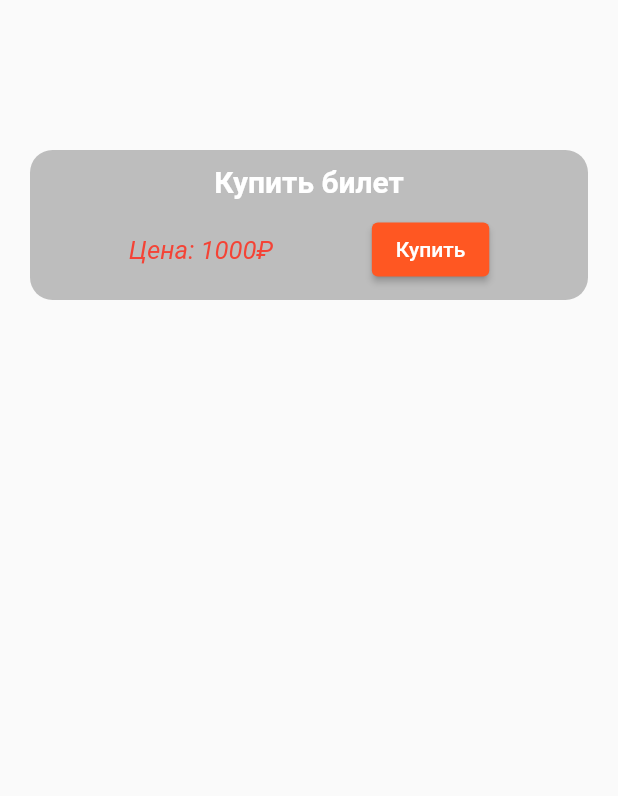
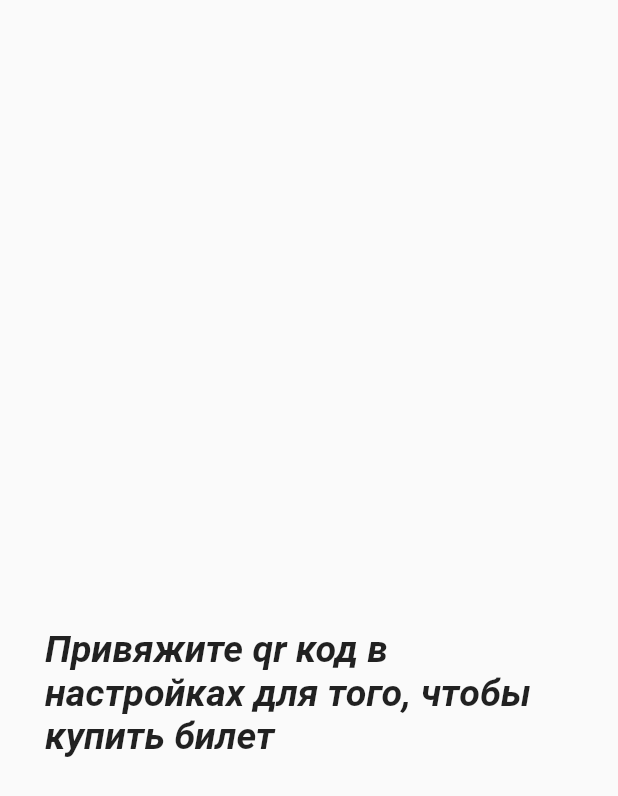
Before and after one commit to vilorg/MuseumHakathon, a Flutter app: the Ticket screen opened directly, on a phone screen of 412 x 824 dp. Shown: the top 796 px of the screen. Run offline on Flutter 3.47's test engine with Material 2 defaults, Android fonts, the phone set to English and light mode, and no system bars; our stand-ins replace intl_phone_field, qr_flutter, shared_preferences; missing offline and left inert: qr_code_scanner; accounts and stored records are empty.

Commit message:
Добавил небольшие правки

```diff
--- a/museum_app/lib/ticket.dart
+++ b/museum_app/lib/ticket.dart
@@ -1,5 +1,6 @@
 import 'package:flutter/cupertino.dart';
 import 'package:flutter/material.dart';
+import 'package:shared_preferences/shared_preferences.dart';
 
 class Ticket extends StatefulWidget {
   const Ticket({Key? key}) : super(key: key);
@@ -9,18 +10,53 @@ class Ticket extends StatefulWidget {
 }
 
 class _TicketState extends State<Ticket> {
+  late Future<bool> haveQr;
+  final Future<SharedPreferences> _prefs = SharedPreferences.getInstance();
+
+  @override
+  void initState() {
+    super.initState();
+    haveQr = _prefs.then((prefs) {
+      String? valueQr = prefs.getString("qrValue");
+      if (valueQr != null) {
+        return true;
+      }
+      return false;
+    });
+  }
+
   @override
   Widget build(BuildContext context) {
-    return Scaffold(
-      body: Container(
+    var noQr = Container(
+        margin: const EdgeInsets.only(top: 100, left: 30, right: 30),
+        child: const Center(
+            child: Text(
+                "Привяжите qr код в настройках для того, чтобы купить билет",
+                style: TextStyle(
+                    fontSize: 25,
+                    fontWeight: FontWeight.bold,
+                    fontStyle: FontStyle.italic))));
+
+    var yesQr = ListView(
+      children: [
+        Container(
+            margin: const EdgeInsets.only(top: 100),
+            child: const Center(
+                child: Text("Доступные билеты",
+                    style: TextStyle(
+                        fontSize: 25,
+                        fontWeight: FontWeight.bold,
+                        fontStyle: FontStyle.italic)))),
+        Container(
             decoration: BoxDecoration(
-              borderRadius: BorderRadius.circular(15), color: Colors.grey[400]),
+                borderRadius: BorderRadius.circular(15),
+                color: Colors.grey[400]),
             height: 100,
-          margin: const EdgeInsets.symmetric(horizontal: 20, vertical: 100),
+            margin: const EdgeInsets.symmetric(horizontal: 20, vertical: 30),
             child: Column(
                 mainAxisAlignment: MainAxisAlignment.spaceEvenly,
                 children: [
-                const Text("Купить билет",
+                  const Text("Купить билет в музей эстрады",
                       style: TextStyle(
                           color: Colors.white,
                           fontSize: 20,
@@ -28,13 +64,56 @@ class _TicketState extends State<Ticket> {
                   Row(
                       mainAxisAlignment: MainAxisAlignment.spaceEvenly,
                       children: [
-                      Text("Цена: 1000₽", style: TextStyle(
+                        Text("Цена: 1800₽",
+                            style: TextStyle(
                                 color: Colors.primaries[0],
-                          fontSize: 17, fontStyle: FontStyle.italic)),
+                                fontSize: 17,
+                                fontStyle: FontStyle.italic)),
                         ElevatedButton(
                             onPressed: () {}, child: const Text("Купить"))
                       ])
                 ])),
+        Container(
+            decoration: BoxDecoration(
+                borderRadius: BorderRadius.circular(15),
+                color: Colors.grey[400]),
+            height: 100,
+            margin: const EdgeInsets.symmetric(horizontal: 20, vertical: 30),
+            child: Column(
+                mainAxisAlignment: MainAxisAlignment.spaceEvenly,
+                children: [
+                  const Text("Купить билет на выставку кукол",
+                      style: TextStyle(
+                          color: Colors.white,
+                          fontSize: 20,
+                          fontWeight: FontWeight.bold)),
+                  Row(
+                      mainAxisAlignment: MainAxisAlignment.spaceEvenly,
+                      children: [
+                        Text("Цена: 1500₽",
+                            style: TextStyle(
+                                color: Colors.primaries[0],
+                                fontSize: 17,
+                                fontStyle: FontStyle.italic)),
+                        ElevatedButton(
+                            onPressed: () {}, child: const Text("Купить"))
+                      ])
+                ]))
+      ],
     );
+
+    return Scaffold(
+        body: FutureBuilder(
+            future: haveQr,
+            builder: (BuildContext context, AsyncSnapshot snapshot) {
+              switch (snapshot.connectionState) {
+                case ConnectionState.none:
+                case ConnectionState.waiting:
+                  return const CircularProgressIndicator();
+                default:
+                  if (snapshot.data) return yesQr;
+                  return noQr;
+              }
+            }));
   }
 }
```
Also changed, not shown: museum_app/lib/main.dart (+22 -25 lines), museum_app/lib/main_page.dart (+3 -5 lines), museum_app/lib/profile.dart (+16 -4 lines), museum_app/lib/scan_qr.dart (+7 -11 lines). Lines whose indentation alone changed are shown as unchanged.
